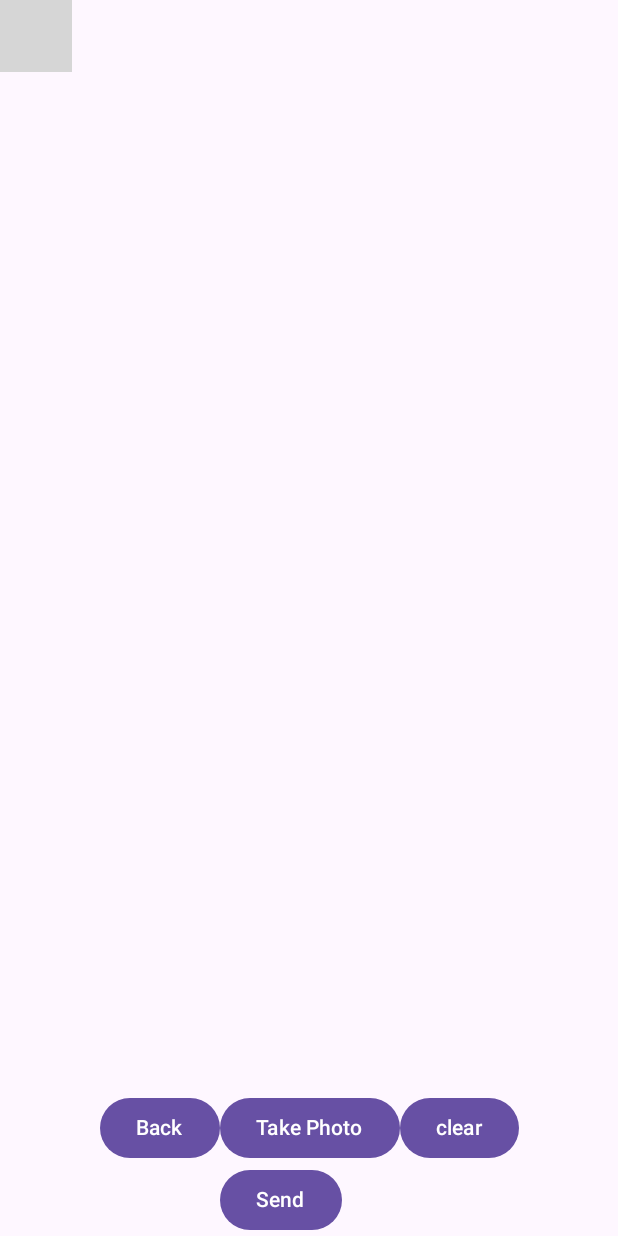
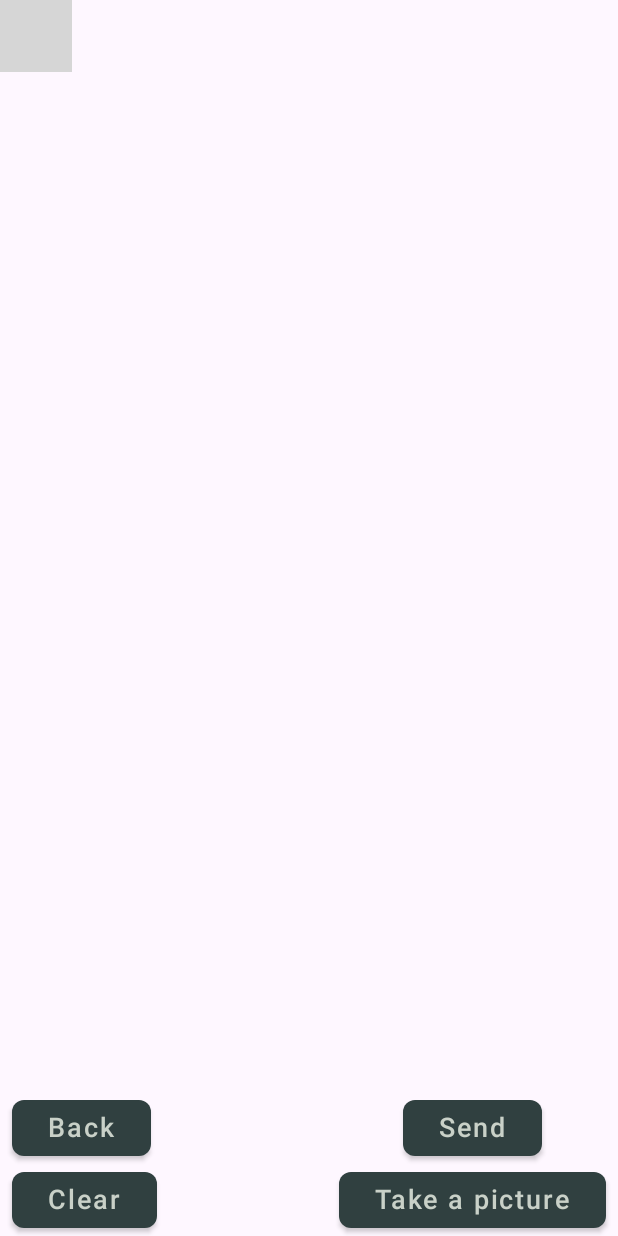
Before and after one commit to Tzeentch-Hack/TeacherHelper, an Android app built with Jetpack Compose: the cameraRoute screen opened through its navigation route, on a phone screen of 412 x 824 dp. Run offline under Robolectric (Android 15) with nearby library versions, the phone set to English and light mode, and no system bars; our stand-ins replace accompanist; libraries missing offline, so code that uses them is left out: androidx.camera.core, androidx.camera.view, io.github.aakira.napier; 5 statements that could not run were skipped; grey boxes are pictures that could not be loaded.

Commit message:
Details and Camera screens styling

```diff
--- a/TeacherHelperAndroid/androidApp/src/main/java/com/tzeentch/teacherhelper/android/CameraScreen.kt
+++ b/TeacherHelperAndroid/androidApp/src/main/java/com/tzeentch/teacherhelper/android/CameraScreen.kt
@@ -16,8 +16,11 @@ import androidx.compose.foundation.layout.Column
 import androidx.compose.foundation.layout.Row
 import androidx.compose.foundation.layout.fillMaxSize
 import androidx.compose.foundation.layout.fillMaxWidth
-import androidx.compose.material3.Button
-import androidx.compose.material3.Text
+import androidx.compose.foundation.layout.padding
+import androidx.compose.foundation.shape.RoundedCornerShape
+import androidx.compose.material.ButtonDefaults
+import androidx.compose.material.Button
+import androidx.compose.material.Text
 import androidx.compose.runtime.Composable
 import androidx.compose.runtime.collectAsState
 import androidx.compose.runtime.getValue
@@ -26,11 +29,18 @@ import androidx.compose.runtime.remember
 import androidx.compose.runtime.rememberCoroutineScope
 import androidx.compose.ui.Alignment
 import androidx.compose.ui.Modifier
+import androidx.compose.ui.graphics.Color
 import androidx.compose.ui.platform.LocalContext
 import androidx.compose.ui.platform.LocalLifecycleOwner
+import androidx.compose.ui.res.stringResource
+import androidx.compose.ui.text.font.FontWeight
+import androidx.compose.ui.tooling.preview.Preview
+import androidx.compose.ui.unit.dp
+import androidx.compose.ui.unit.sp
 import androidx.compose.ui.viewinterop.AndroidView
 import androidx.core.content.ContextCompat
 import androidx.navigation.NavController
+import androidx.navigation.compose.rememberNavController
 import com.tzeentch.teacherhelper.android.utils.Helper.convertUriToFile
 import com.tzeentch.teacherhelper.android.utils.getCameraProvider
 import com.tzeentch.teacherhelper.presenters.CameraPresenter
@@ -110,20 +120,74 @@ fun CameraScreen(navController: NavController, presenter: CameraPresenter = koin
                 Row(
                     Modifier
                         .fillMaxWidth()
+                        .padding(horizontal = 8.dp)
                         .align(Alignment.BottomCenter),
-                    horizontalArrangement = Arrangement.Center,
+                    horizontalArrangement = Arrangement.SpaceBetween,
+                    verticalAlignment = Alignment.CenterVertically
                 ) {
-                    Button(onClick = { navController.popBackStack() }) {
-                        Text(text = "Back")
+                    Column {
+                        Button(
+                            onClick = { presenter.sendPhoto(files) },
+                            colors = ButtonDefaults.buttonColors(
+                                backgroundColor = Color(0xFF304040)
+                            ),
+                            shape = RoundedCornerShape(8.dp)
+                        ) {
+                            Text(
+                                modifier = Modifier.padding(horizontal = 8.dp),
+                                text = stringResource(id = R.string.back),
+                                color = Color(0xFFC9D1C8),
+                                fontWeight = FontWeight.W500,
+                                fontSize = 18.sp
+                            )
                         }
-                    Column {
-                        Button(onClick = {
+                        Button(
+                            onClick = { },
+                            colors = ButtonDefaults.buttonColors(
+                                backgroundColor = Color(0xFF304040)
+                            ),
+                            shape = RoundedCornerShape(8.dp)
+                        ) {
+                            Text(
+                                modifier = Modifier.padding(horizontal = 8.dp),
+                                text = stringResource(id = R.string.clear),
+                                color = Color(0xFFC9D1C8),
+                                fontWeight = FontWeight.W500,
+                                fontSize = 18.sp
+                            )
+                        }
+                    }
+                    Column(
+                        verticalArrangement = Arrangement.Center,
+                        horizontalAlignment = Alignment.CenterHorizontally
+                    ) {
+                        Button(
+                            onClick = { presenter.sendPhoto(files) },
+                            colors = ButtonDefaults.buttonColors(
+                                backgroundColor = Color(0xFF304040)
+                            ),
+                            shape = RoundedCornerShape(8.dp)
+                        ) {
+                            Text(
+                                modifier = Modifier.padding(horizontal = 8.dp),
+                                text = stringResource(id = R.string.send),
+                                color = Color(0xFFC9D1C8),
+                                fontWeight = FontWeight.W500,
+                                fontSize = 18.sp
+                            )
+                        }
+                        Button(
+                            onClick = {
                                 imageCapture.takePicture(
                                     options,
                                     ContextCompat.getMainExecutor(context),
                                     object : ImageCapture.OnImageSavedCallback {
                                         override fun onError(exc: ImageCaptureException) {
-                                        Log.e("err", "Photo capture failed: ${exc.message}", exc)
+                                            Log.e(
+                                                "err",
+                                                "Photo capture failed: ${exc.message}",
+                                                exc
+                                            )
                                         }
 
                                         override fun onImageSaved(output: ImageCapture.OutputFileResults) {
@@ -134,17 +198,22 @@ fun CameraScreen(navController: NavController, presenter: CameraPresenter = koin
                                                 )?.readBytes()?.let { files.add(it) }
                                             }
                                         }
-                                })
-                        })
-                        {
-                            Text("Take Photo")
                                     }
-                        Button(onClick = { presenter.sendPhoto(files) }) {
-                            Text(text = "Send")
+                                )
+                            },
+                            colors = ButtonDefaults.buttonColors(
+                                backgroundColor = Color(0xFF304040)
+                            ),
+                            shape = RoundedCornerShape(8.dp)
+                        ) {
+                            Text(
+                                modifier = Modifier.padding(horizontal = 8.dp),
+                                text = stringResource(id = R.string.take_a_picture),
+                                color = Color(0xFFC9D1C8),
+                                fontWeight = FontWeight.W500,
+                                fontSize = 18.sp
+                            )
                         }
-                    }
-                    Button(onClick = { }) {
-                        Text(text = "clear")
                     }
                 }
             }
@@ -160,3 +229,11 @@ fun CameraScreen(navController: NavController, presenter: CameraPresenter = koin
     }
 
 }
+
+@Preview
+@Composable
+fun CameraScreenPreview() {
+    CameraScreen(
+        navController = rememberNavController()
+    )
+}
--- a/TeacherHelperAndroid/androidApp/src/main/res/values/string.xml
+++ b/TeacherHelperAndroid/androidApp/src/main/res/values/string.xml
@@ -22,4 +22,10 @@
 
     // Details Screen
     <string name="details_screen_title">Details</string>
+
+    // Camera Screen
+    <string name="clear">Clear</string>
+    <string name="back">Back</string>
+    <string name="send">Send</string>
+    <string name="take_a_picture">Take a picture</string>
 </resources>
```
Also changed, not shown: TeacherHelperAndroid/androidApp/src/main/java/com/tzeentch/teacherhelper/android/DetailsScreen.kt (+40 -26 lines), TeacherHelperAndroid/androidApp/src/main/java/com/tzeentch/teacherhelper/android/DetailsTab1.kt (deleted, +0 -20 lines), TeacherHelperAndroid/androidApp/src/main/java/com/tzeentch/teacherhelper/android/DetailsTab2.kt (deleted, +0 -20 lines), TeacherHelperAndroid/androidApp/src/main/java/com/tzeentch/teacherhelper/android/DetailsTab3.kt (deleted, +0 -20 lines), TeacherHelperAndroid/androidApp/src/main/java/com/tzeentch/teacherhelper/android/DetailsTab4.kt (deleted, +0 -20 lines), TeacherHelperAndroid/androidApp/src/main/java/com/tzeentch/teacherhelper/android/DetailsTab5.kt (deleted, +0 -20 lines), TeacherHelperAndroid/androidApp/src/main/java/com/tzeentch/teacherhelper/android/EstimationTab.kt (added, +30 -0 lines), TeacherHelperAndroid/androidApp/src/main/java/com/tzeentch/teacherhelper/android/NavGraph.kt (+6 -5 lines), TeacherHelperAndroid/androidApp/src/main/java/com/tzeentch/teacherhelper/android/QuestionsTab.kt (added, +30 -0 lines), TeacherHelperAndroid/androidApp/src/main/java/com/tzeentch/teacherhelper/android/RecommendationsTab.kt (added, +30 -0 lines), TeacherHelperAndroid/androidApp/src/main/java/com/tzeentch/teacherhelper/android/SlidesTab.kt (added, +30 -0 lines), TeacherHelperAndroid/androidApp/src/main/java/com/tzeentch/teacherhelper/android/SummaryTab.kt (added, +30 -0 lines). Lines whose indentation alone changed are shown as unchanged.
